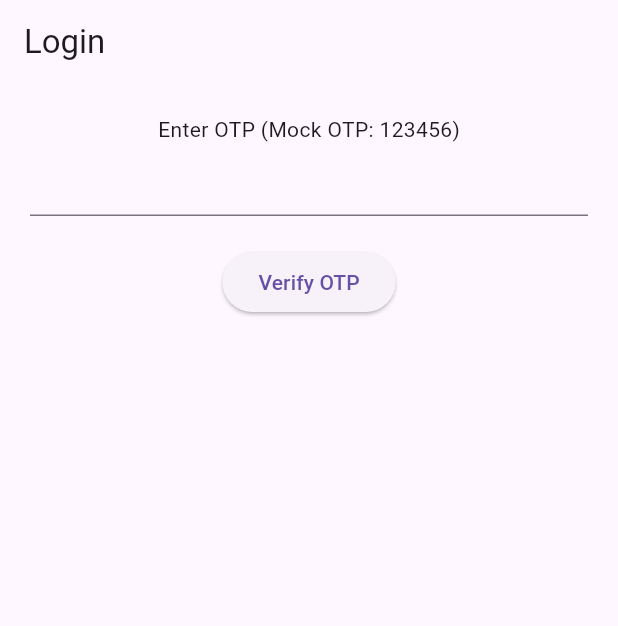
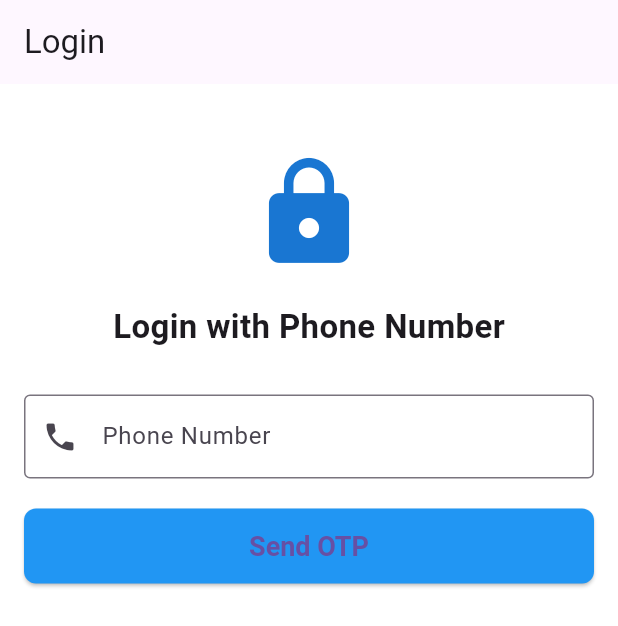
Before and after one commit to jehiel06/nexverify-project, a Flutter app: the screen it shows after launch, on a phone screen of 412 x 824 dp. Shown: the top 626 px of the screen. Run offline on Flutter 3.47's test engine with Material 3 defaults, Android fonts, the light colour scheme and no system bars; missing offline and left inert: mobile_scanner.

Commit message:
Mock OTP integtration

```diff
--- a/lib/main.dart
+++ b/lib/main.dart
@@ -1,27 +1,30 @@
 import 'package:flutter/material.dart';
-
 import 'screens/login_screen.dart';
-import 'screens/home_screen.dart';
-import 'screens/scanner_screen.dart';
 import 'screens/success_screen.dart';
-import 'screens/error_screen.dart';
 
 void main() {
-  runApp(MyApp());
+  runApp(const MyApp());
 }
 
 class MyApp extends StatelessWidget {
+  const MyApp({super.key});
+
   @override
   Widget build(BuildContext context) {
     return MaterialApp(
       debugShowCheckedModeBanner: false,
+      title: 'OTP Login Demo',
+      theme: ThemeData(
+        primarySwatch: Colors.blue,
+        scaffoldBackgroundColor: Colors.white,
+        inputDecorationTheme: const InputDecorationTheme(
+          border: OutlineInputBorder(),
+        ),
+      ),
       initialRoute: '/',
       routes: {
-        '/': (context) => LoginScreen(),
-        '/home': (context) => HomeScreen(),
-        '/scan': (context) => ScannerScreen(),
-        '/success': (context) => SuccessScreen(),
-        '/error': (context) => ErrorScreen(),
+        '/': (context) => const LoginScreen(),
+        '/success': (context) => const SuccessScreen(),
       },
     );
   }
--- a/lib/screens/login_screen.dart
+++ b/lib/screens/login_screen.dart
@@ -1,33 +1,97 @@
 import 'package:flutter/material.dart';
+import '../services/otp_service.dart';
+import 'home_screen.dart';
+import '../widgets/custom_button.dart';
 
-class LoginScreen extends StatelessWidget {
+class LoginScreen extends StatefulWidget {
   const LoginScreen({super.key});
 
   @override
+  State<LoginScreen> createState() => _LoginScreenState();
+}
+
+class _LoginScreenState extends State<LoginScreen> {
+  final TextEditingController phoneController = TextEditingController();
+  final TextEditingController otpController = TextEditingController();
+  bool otpSent = false;
+
+  void sendOtp() {
+    String phone = phoneController.text.trim();
+
+    if (phone.isEmpty || !RegExp(r'^[0-9]+$').hasMatch(phone)) {
+      ScaffoldMessenger.of(context).showSnackBar(
+        const SnackBar(content: Text("Enter valid phone number")),
+      );
+      return;
+    }
+
+    setState(() {
+      otpSent = true;
+    });
+
+    ScaffoldMessenger.of(context).showSnackBar(
+      const SnackBar(content: Text("OTP sent (mock): 123456")),
+    );
+  }
+
+  void verifyOtp() {
+    if (OTPService.verifyOtp(otpController.text.trim())) {
+      Navigator.pushReplacement(
+        context,
+        MaterialPageRoute(
+          builder: (_) => HomeScreen(
+            phone: phoneController.text.trim(),
+            email: "user@example.com", // default email for now
+          ),
+        ),
+      );
+    } else {
+      ScaffoldMessenger.of(context).showSnackBar(
+        const SnackBar(content: Text("Invalid OTP")),
+      );
+    }
+  }
+
+  @override
   Widget build(BuildContext context) {
-    final otpController = TextEditingController();
-
     return Scaffold(
       appBar: AppBar(title: const Text("Login")),
-      body: Padding(
-        padding: const EdgeInsets.all(20),
+      body: SingleChildScrollView(
+        padding: const EdgeInsets.all(16),
         child: Column(
           children: [
-            const Text("Enter OTP (Mock OTP: 123456)"),
-            TextField(controller: otpController, keyboardType: TextInputType.number),
+            const SizedBox(height: 30),
+            Icon(Icons.lock, size: 80, color: Colors.blue.shade700),
             const SizedBox(height: 20),
-            ElevatedButton(
-              onPressed: () {
-                if (otpController.text == "123456") {
-                  Navigator.pushReplacementNamed(context, '/home');
-                } else {
-                  ScaffoldMessenger.of(context).showSnackBar(
-                    const SnackBar(content: Text("Invalid OTP")),
-                  );
-                }
-              },
-              child: const Text("Verify OTP"),
-            )
+            const Text("Login with Phone Number", style: TextStyle(fontSize: 22, fontWeight: FontWeight.bold)),
+            const SizedBox(height: 30),
+            TextField(
+              controller: phoneController,
+              keyboardType: TextInputType.phone,
+              decoration: const InputDecoration(
+                labelText: "Phone Number",
+                prefixIcon: Icon(Icons.phone),
+              ),
+            ),
+            const SizedBox(height: 20),
+            CustomButton(text: "Send OTP", onPressed: sendOtp),
+            const SizedBox(height: 20),
+            if (otpSent) ...[
+              TextField(
+                controller: otpController,
+                keyboardType: TextInputType.number,
+                decoration: const InputDecoration(
+                  labelText: "Enter OTP",
+                  prefixIcon: Icon(Icons.message),
+                ),
+              ),
+              const SizedBox(height: 20),
+              CustomButton(
+                text: "Verify OTP",
+                onPressed: verifyOtp,
+                color: Colors.green,
+              ),
+            ]
           ],
         ),
       ),
--- /dev/null
+++ b/lib/services/otp_service.dart
@@ -0,0 +1,8 @@
+class OTPService {
+  static const String mockOtp = "123456";
+
+  // Mock OTP verification
+  static bool verifyOtp(String enteredOtp) {
+    return enteredOtp == mockOtp;
+  }
+}
--- /dev/null
+++ b/lib/widgets/custom_button.dart
@@ -0,0 +1,31 @@
+import 'package:flutter/material.dart';
+
+class CustomButton extends StatelessWidget {
+  final String text;
+  final VoidCallback onPressed;
+  final Color color;
+
+  const CustomButton({
+    super.key,
+    required this.text,
+    required this.onPressed,
+    this.color = Colors.blue,
+  });
+
+  @override
+  Widget build(BuildContext context) {
+    return SizedBox(
+      width: double.infinity,
+      height: 50,
+      child: ElevatedButton(
+        style: ElevatedButton.styleFrom(
+          backgroundColor: color,
+          textStyle: const TextStyle(fontSize: 18, fontWeight: FontWeight.bold),
+          shape: RoundedRectangleBorder(borderRadius: BorderRadius.circular(8)),
+        ),
+        onPressed: onPressed,
+        child: Text(text),
+      ),
+    );
+  }
+}
```
Also changed, not shown: lib/screens/error_screen.dart (deleted, +0 -28 lines), lib/screens/home_screen.dart (+33 -7 lines), lib/screens/scanner_screen.dart (+17 -18 lines), lib/screens/success_screen.dart (+7 -6 lines), lib/services/qr_service.dart (added, +8 -0 lines), 2 other files.
